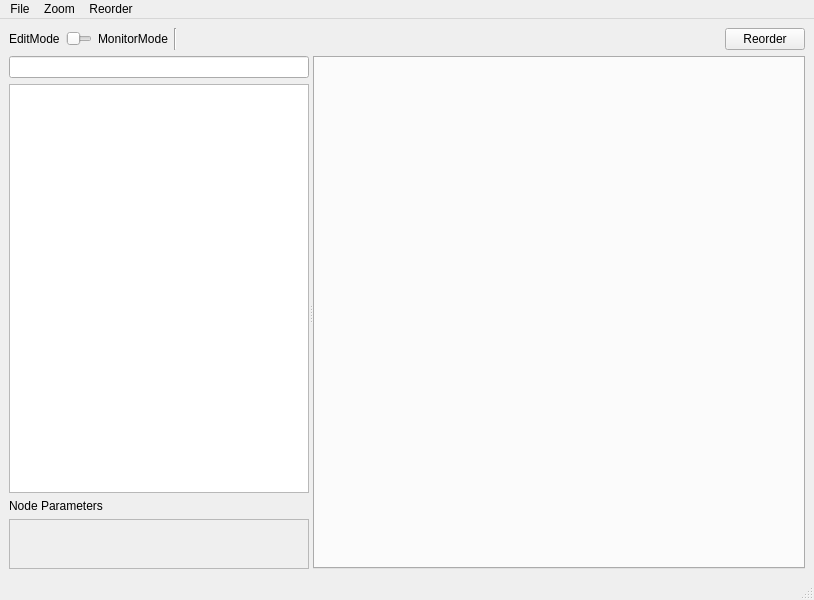
Before: the Qt Designer form bt_editor/mainwindow.ui in BehaviorTree/Groot, drawn with Qt 5.
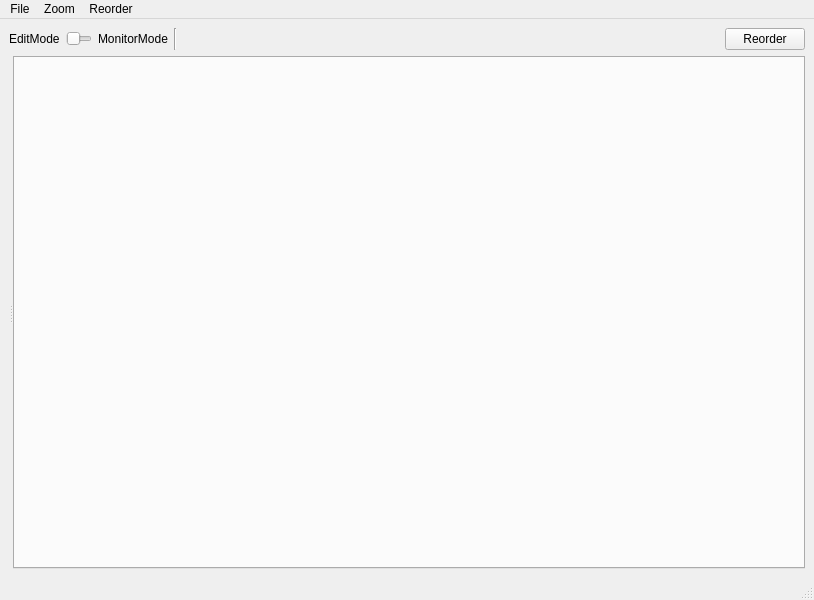
After: the same form once the commit is applied.

Commit message: splitting the code of the side panel

The edit to the form file:
```diff
--- a/bt_editor/mainwindow.ui
+++ b/bt_editor/mainwindow.ui
@@ -117,8 +117,17 @@
       <property name="orientation">
        <enum>Qt::Horizontal</enum>
       </property>
-      <widget class="QWidget" name="layoutWidget">
-       <layout class="QVBoxLayout" name="verticalLayout_3" stretch="0,1,0,0">
+      <widget class="QFrame" name="leftFrame">
+       <property name="maximumSize">
+        <size>
+         <width>300</width>
+         <height>16777215</height>
+        </size>
+       </property>
+       <layout class="QVBoxLayout" name="verticalLayout_3" stretch="">
+        <property name="spacing">
+         <number>0</number>
+        </property>
         <property name="sizeConstraint">
          <enum>QLayout::SetMaximumSize</enum>
         </property>
@@ -131,110 +140,9 @@
         <property name="rightMargin">
          <number>0</number>
         </property>
-        <item>
-         <widget class="QLineEdit" name="lineEditFilter">
-          <property name="maximumSize">
-           <size>
-            <width>300</width>
-            <height>16777215</height>
-           </size>
-          </property>
-          <property name="dragEnabled">
-           <bool>false</bool>
-          </property>
-         </widget>
-        </item>
-        <item>
-         <widget class="QTreeWidget" name="treeWidget">
-          <property name="maximumSize">
-           <size>
-            <width>300</width>
-            <height>16777215</height>
-           </size>
-          </property>
-          <property name="baseSize">
-           <size>
-            <width>300</width>
-            <height>0</height>
-           </size>
-          </property>
-          <property name="dragEnabled">
-           <bool>true</bool>
-          </property>
-          <property name="dragDropMode">
-           <enum>QAbstractItemView::DragOnly</enum>
-          </property>
-          <property name="defaultDropAction">
-           <enum>Qt::CopyAction</enum>
-          </property>
-          <property name="indentation">
-           <number>30</number>
-          </property>
-          <property name="sortingEnabled">
-           <bool>true</bool>
-          </property>
-          <property name="animated">
-           <bool>true</bool>
-          </property>
-          <attribute name="headerVisible">
-           <bool>false</bool>
-          </attribute>
-          <column>
-           <property name="text">
-            <string notr="true">1</string>
-           </property>
-          </column>
-         </widget>
-        </item>
-        <item>
-         <widget class="QLabel" name="label">
-          <property name="text">
-           <string>Node Parameters</string>
-          </property>
-         </widget>
-        </item>
-        <item>
-         <widget class="QFrame" name="parametersFrame">
-          <property name="minimumSize">
-           <size>
-            <width>0</width>
-            <height>50</height>
-           </size>
-          </property>
-          <property name="maximumSize">
-           <size>
-            <width>300</width>
-            <height>500</height>
-           </size>
-          </property>
-          <property name="frameShape">
-           <enum>QFrame::StyledPanel</enum>
-          </property>
-          <property name="frameShadow">
-           <enum>QFrame::Raised</enum>
-          </property>
-          <layout class="QVBoxLayout" name="verticalLayout_4">
-           <property name="spacing">
-            <number>1</number>
-           </property>
-           <property name="leftMargin">
-            <number>1</number>
-           </property>
-           <property name="topMargin">
-            <number>1</number>
-           </property>
-           <property name="rightMargin">
-            <number>1</number>
-           </property>
-           <property name="bottomMargin">
-            <number>1</number>
-           </property>
-           <item>
-            <layout class="QVBoxLayout" name="parametersLayout"/>
-           </item>
-          </layout>
-         </widget>
-        </item>
+        <property name="bottomMargin">
+         <number>0</number>
+        </property>
        </layout>
       </widget>
       <widget class="QTabWidget" name="tabWidget">
```
Left out of the diff: 2 changed lines with no effect on the pictures. The commit also changes 8 other files.
